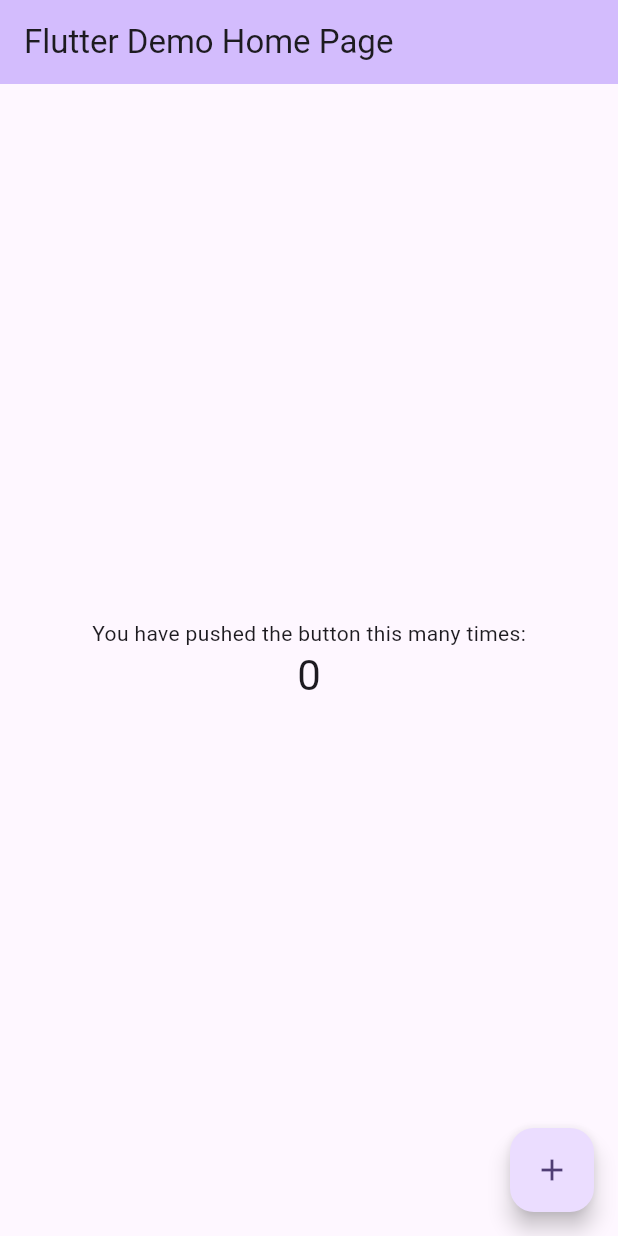
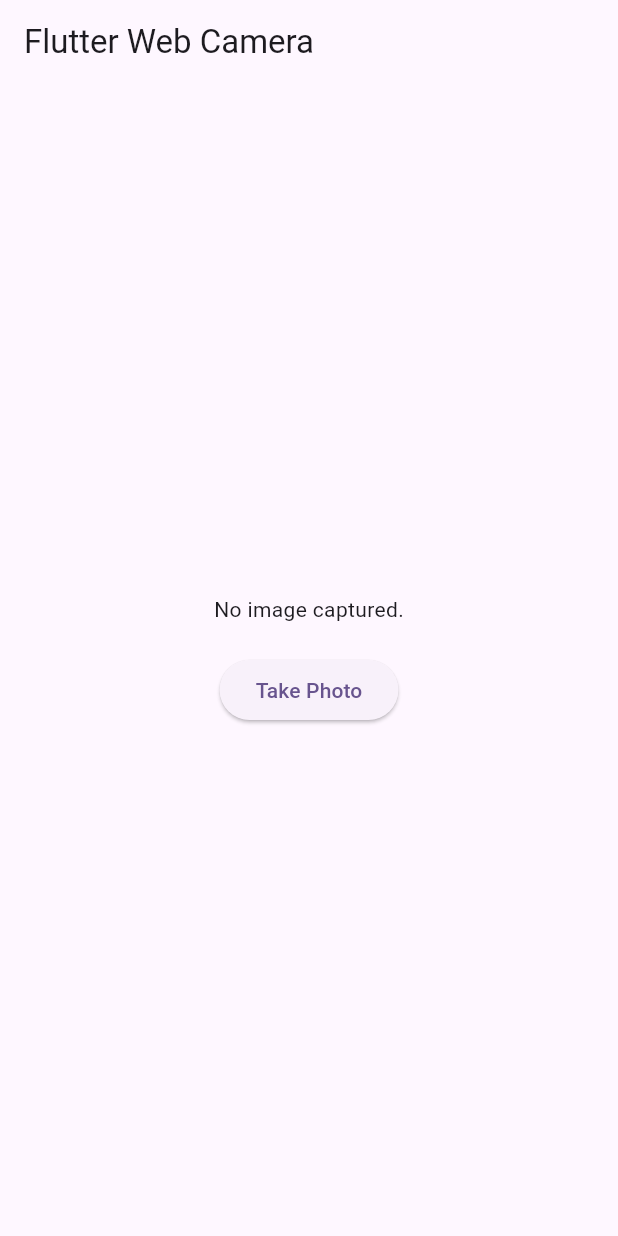
Before and after one commit to artemkholev/flutter_camera, a Flutter app: the screen it shows after launch, on a phone screen of 412 x 824 dp. Run offline on Flutter 3.47's test engine with Material 3 defaults, Android fonts, the phone set to English and light mode, and no system bars; missing offline and left inert: dart:html.

Commit message:
create camera for web

```diff
--- a/lib/main.dart
+++ b/lib/main.dart
@@ -1,3 +1,4 @@
+import 'dart:html' as html;
 import 'package:flutter/material.dart';
 
 void main() {
@@ -7,116 +8,75 @@ void main() {
 class MyApp extends StatelessWidget {
   const MyApp({super.key});
 
-  // This widget is the root of your application.
   @override
   Widget build(BuildContext context) {
     return MaterialApp(
-      title: 'Flutter Demo',
+      title: 'Flutter Web Camera',
       theme: ThemeData(
-        // This is the theme of your application.
-        //
-        // TRY THIS: Try running your application with "flutter run". You'll see
-        // the application has a purple toolbar. Then, without quitting the app,
-        // try changing the seedColor in the colorScheme below to Colors.green
-        // and then invoke "hot reload" (save your changes or press the "hot
-        // reload" button in a Flutter-supported IDE, or press "r" if you used
-        // the command line to start the app).
-        //
-        // Notice that the counter didn't reset back to zero; the application
-        // state is not lost during the reload. To reset the state, use hot
-        // restart instead.
-        //
-        // This works for code too, not just values: Most code changes can be
-        // tested with just a hot reload.
         colorScheme: ColorScheme.fromSeed(seedColor: Colors.deepPurple),
       ),
-      home: const MyHomePage(title: 'Flutter Demo Home Page'),
+      home: const CameraScreen(),
     );
   }
 }
 
-class MyHomePage extends StatefulWidget {
-  const MyHomePage({super.key, required this.title});
-
-  // This widget is the home page of your application. It is stateful, meaning
-  // that it has a State object (defined below) that contains fields that affect
-  // how it looks.
-
-  // This class is the configuration for the state. It holds the values (in this
-  // case the title) provided by the parent (in this case the App widget) and
-  // used by the build method of the State. Fields in a Widget subclass are
-  // always marked "final".
-
-  final String title;
+class CameraScreen extends StatefulWidget {
+  const CameraScreen({super.key});
 
   @override
-  State<MyHomePage> createState() => _MyHomePageState();
+  _CameraScreenState createState() => _CameraScreenState();
 }
 
-class _MyHomePageState extends State<MyHomePage> {
-  int _counter = 0;
+class _CameraScreenState extends State<CameraScreen> {
+  String? _imagePath;
 
-  void _incrementCounter() {
-    setState(() {
-      // This call to setState tells the Flutter framework that something has
-      // changed in this State, which causes it to rerun the build method below
-      // so that the display can reflect the updated values. If we changed
-      // _counter without calling setState(), then the build method would not be
-      // called again, and so nothing would appear to happen.
-      _counter++;
-    });
+  Future<void> _takePhoto() async {
+    final videoElement = html.VideoElement();
+    final mediaStream = await html.window.navigator.mediaDevices?.getUserMedia({'video': true});
+
+    if (mediaStream != null) {
+      videoElement.srcObject = mediaStream;
+      videoElement.play();
+
+      final canvas = html.CanvasElement(width: 1000, height: 1000);
+      final context = canvas.context2D;
+
+      videoElement.onCanPlay.listen((event) {
+        context.drawImage(videoElement, 0, 0);
+        _imagePath = canvas.toDataUrl();
+        setState(() {});
+        mediaStream.getTracks().forEach((track) => track.stop());
+      });
+    }
   }
 
   @override
   Widget build(BuildContext context) {
-    // This method is rerun every time setState is called, for instance as done
-    // by the _incrementCounter method above.
-    //
-    // The Flutter framework has been optimized to make rerunning build methods
-    // fast, so that you can just rebuild anything that needs updating rather
-    // than having to individually change instances of widgets.
     return Scaffold(
       appBar: AppBar(
-        // TRY THIS: Try changing the color here to a specific color (to
-        // Colors.amber, perhaps?) and trigger a hot reload to see the AppBar
-        // change color while the other colors stay the same.
-        backgroundColor: Theme.of(context).colorScheme.inversePrimary,
-        // Here we take the value from the MyHomePage object that was created by
-        // the App.build method, and use it to set our appbar title.
-        title: Text(widget.title),
+        title: const Text('Flutter Web Camera'),
       ),
       body: Center(
-        // Center is a layout widget. It takes a single child and positions it
-        // in the middle of the parent.
         child: Column(
-          // Column is also a layout widget. It takes a list of children and
-          // arranges them vertically. By default, it sizes itself to fit its
-          // children horizontally, and tries to be as tall as its parent.
-          //
-          // Column has various properties to control how it sizes itself and
-          // how it positions its children. Here we use mainAxisAlignment to
-          // center the children vertically; the main axis here is the vertical
-          // axis because Columns are vertical (the cross axis would be
-          // horizontal).
-          //
-          // TRY THIS: Invoke "debug painting" (choose the "Toggle Debug Paint"
-          // action in the IDE, or press "p" in the console), to see the
-          // wireframe for each widget.
           mainAxisAlignment: MainAxisAlignment.center,
           children: <Widget>[
-            const Text('You have pushed the button this many times:'),
-            Text(
-              '$_counter',
-              style: Theme.of(context).textTheme.headlineMedium,
+            if (_imagePath != null)
+              Image.network(
+                _imagePath!,
+                width: 300,
+                height: 300,
+                fit: BoxFit.cover,
+              )
+            else
+              const Text('No image captured.'),
+            const SizedBox(height: 20),
+            ElevatedButton(
+              onPressed: _takePhoto,
+              child: const Text('Take Photo'),
             ),
           ],
         ),
       ),
-      floatingActionButton: FloatingActionButton(
-        onPressed: _incrementCounter,
-        tooltip: 'Increment',
-        child: const Icon(Icons.add),
-      ), // This trailing comma makes auto-formatting nicer for build methods.
     );
   }
 }
--- a/pubspec.yaml
+++ b/pubspec.yaml
@@ -1,4 +1,4 @@
-name: flutter_application_1
+name: flutter_camera
 description: "A new Flutter project."
 # The following line prevents the package from being accidentally published to
 # pub.dev using `flutter pub publish`. This is preferred for private packages.
@@ -31,9 +31,6 @@ dependencies:
   flutter:
     sdk: flutter
 
-  # The following adds the Cupertino Icons font to your application.
-  # Use with the CupertinoIcons class for iOS style icons.
-  cupertino_icons: ^1.0.8
 
 dev_dependencies:
   flutter_test:
```
Also changed, not shown: pubspec.lock, 2 other files.
